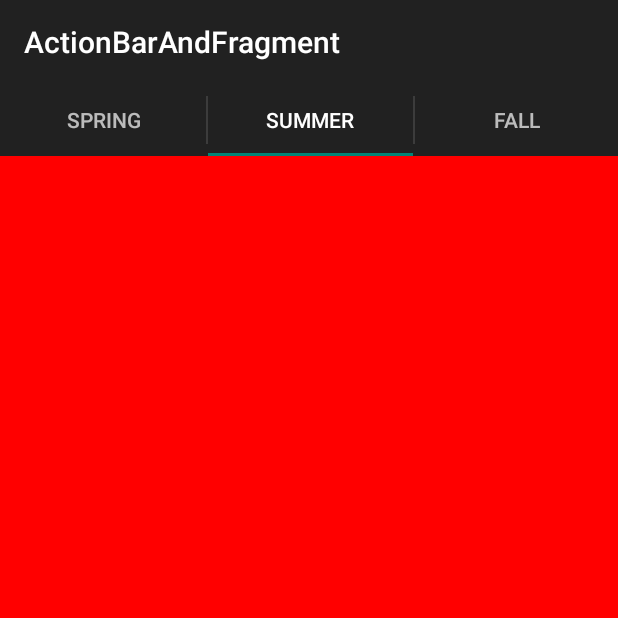
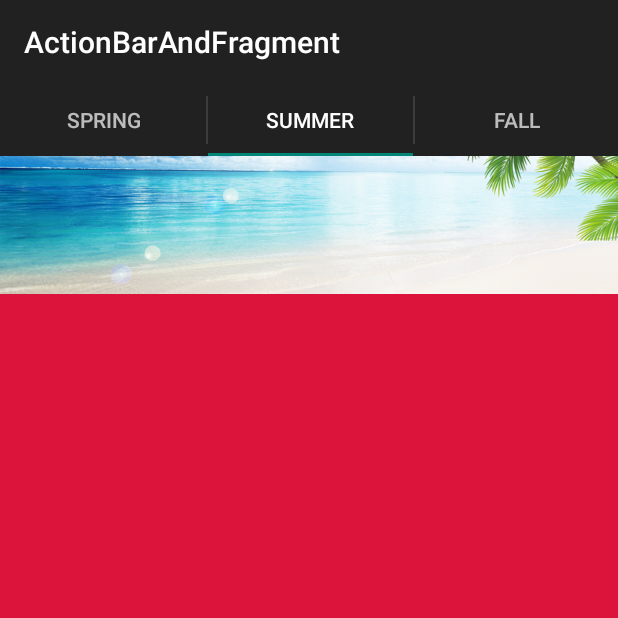
Before and after one commit to suckwonlee/ActionBarAndFragment, an Android app: the screen it shows after launch (MainActivity), tab 2 chosen, on a phone screen of 412 x 824 dp, the top half of it. Run offline under Robolectric (Android 15) with nearby library versions, the phone set to English and light mode, and no system bars.

Commit message:
이미지 추가

```diff
--- a/app/src/main/java/kr/ac/kopo/actionbarandfragment/MyTabFragment.java
+++ b/app/src/main/java/kr/ac/kopo/actionbarandfragment/MyTabFragment.java
@@ -1,10 +1,12 @@
 package kr.ac.kopo.actionbarandfragment;
 
 import android.graphics.Color;
+import android.media.Image;
 import android.os.Bundle;
 import android.view.LayoutInflater;
 import android.view.View;
 import android.view.ViewGroup;
+import android.widget.ImageView;
 import android.widget.LinearLayout;
 
 import androidx.annotation.NonNull;
@@ -30,12 +32,22 @@ public class MyTabFragment extends Fragment {
         baseLayout.setOrientation(LinearLayout.VERTICAL);
         LinearLayout.LayoutParams params = new LinearLayout.LayoutParams(ViewGroup.LayoutParams.MATCH_PARENT,ViewGroup.LayoutParams.MATCH_PARENT);
         baseLayout.setLayoutParams(params);
-        if (tabName.equals("spring"))
-            baseLayout.setBackgroundColor(Color.GREEN);
-        if (tabName.equals("summer"))
-            baseLayout.setBackgroundColor(Color.RED);
-        if (tabName.equals("fall"))
-            baseLayout.setBackgroundColor(Color.rgb(204, 114, 61));
+
+        ImageView img1=new ImageView(super.getActivity());
+        img1.setImageResource(R.drawable.spring);
+        img1.setAdjustViewBounds(true);
+
+        baseLayout.addView(img1);
+
+        if (tabName.equals("spring")){
+            baseLayout.setBackgroundColor(Color.parseColor("#ADFF2F"));
+            img1.setImageResource(R.drawable.spring);}
+        if (tabName.equals("summer")) {
+            baseLayout.setBackgroundColor(Color.parseColor("#DC143C"));
+            img1.setImageResource(R.drawable.summer);}
+        if (tabName.equals("fall")) {
+            baseLayout.setBackgroundColor(Color.parseColor("#A52A2A"));
+            img1.setImageResource(R.drawable.fall);}
 
 
         return baseLayout;
```
Also changed, not shown: app/src/main/res/drawable/fall.jpg (added), app/src/main/res/drawable/spring.webp (added), app/src/main/res/drawable/summer.jpg (added).
